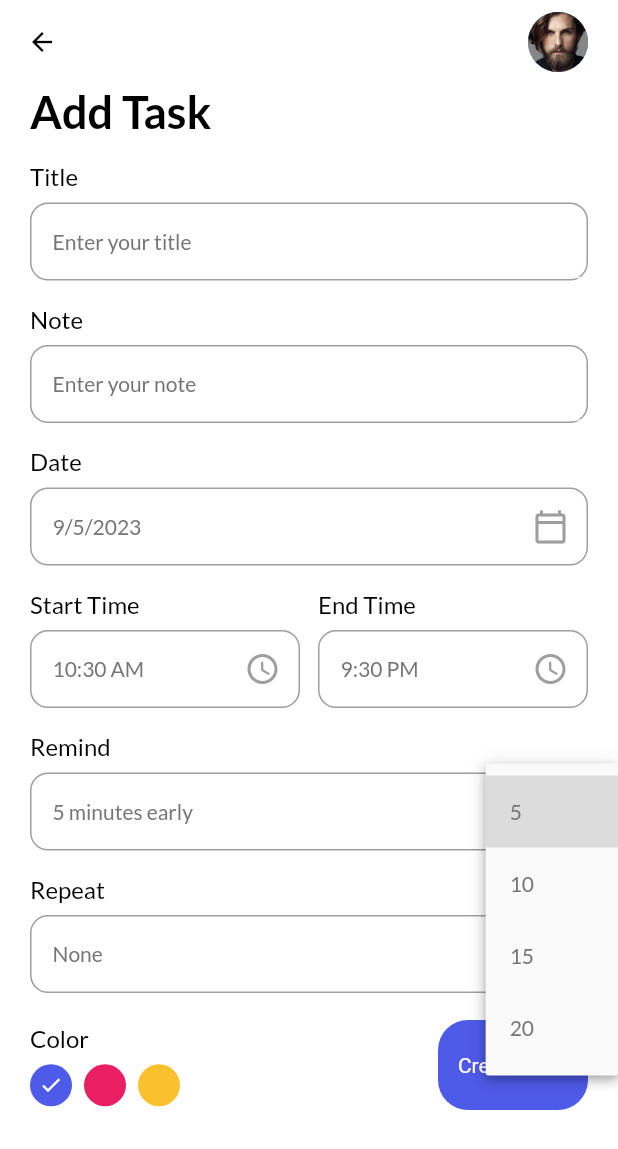
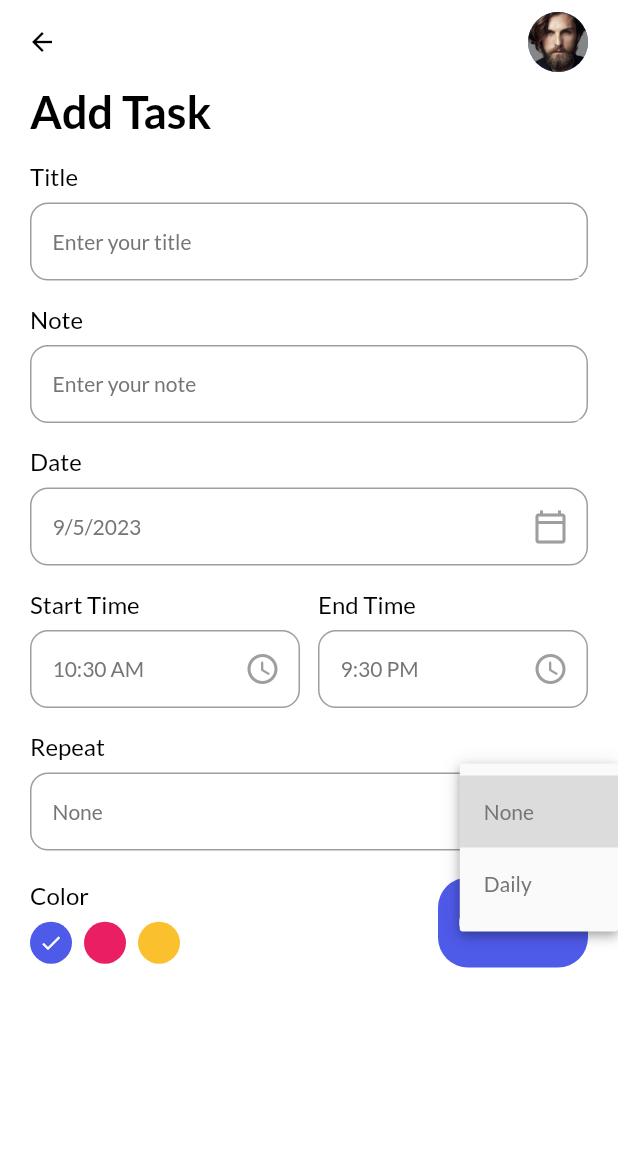
Before and after one commit to caonguyen21/TodoApp, a Flutter app: the AddTaskPage screen opened directly, after a tap on the "keyboard arrow down" icon, on a phone screen of 412 x 824 dp. Shown: the top 1149 px of the screen. Run offline on Flutter 3.47's test engine with Material 2 defaults, Android fonts, the light colour scheme and no system bars; our stand-ins replace date_picker_timeline, flutter_local_notifications, flutter_native_timezone, flutter_staggered_animations, get, get_storage and 3 more; accounts and stored records are empty.

Commit message:
scheduledNotification, show tasks by selected date.

```diff
--- a/lib/models/task.dart
+++ b/lib/models/task.dart
@@ -7,7 +7,6 @@ class Task {
   String? startTime;
   String? endTime;
   int? color;
-  int? remind;
   String? repeat;
 
   Task(
@@ -19,7 +18,6 @@ class Task {
       this.startTime,
       this.endTime,
       this.color,
-      this.remind,
       this.repeat});
 
   Task.fromJson(Map<String, dynamic> json) {
@@ -31,7 +29,6 @@ class Task {
     startTime = json['startTime'];
     endTime = json['endTime'];
     color = json['color'];
-    remind = json['remind'];
     repeat = json['repeat'];
   }
 
@@ -45,7 +42,6 @@ class Task {
       'startTime': startTime,
       'endTime': endTime,
       'color': color,
-      'remind': remind,
       'repeat': repeat,
     };
     return data;
--- a/lib/ui/add_task_bar.dart
+++ b/lib/ui/add_task_bar.dart
@@ -23,10 +23,8 @@ class _AddTaskPageState extends State<AddTaskPage> {
   DateTime _selectedDate = DateTime.now();
   String _endTime = "9:30 PM";
   String _startTime = DateFormat("hh:mm a").format(DateTime.now()).toString();
-  int _selectedRemind = 5;
-  List<int> remindList = [5, 10, 15, 20];
   String _selectedRepeat = "None";
-  List<String> repeatList = ["None", "Daily", "Weekly", "Monthly"];
+  List<String> repeatList = ["None", "Daily"];
   int _selectedColor = 0;
 
   @override
@@ -98,33 +96,6 @@ class _AddTaskPageState extends State<AddTaskPage> {
                     ),
                   ))
                 ],
-              ),
-              MyInputField(
-                title: "Remind",
-                hint: "$_selectedRemind minutes early",
-                widget: DropdownButton(
-                  icon: const Icon(
-                    Icons.keyboard_arrow_down,
-                    color: Colors.grey,
-                  ),
-                  iconSize: 32,
-                  elevation: 4,
-                  onChanged: (String? newValue) {
-                    setState(() {
-                      _selectedRemind = int.parse(newValue!);
-                    });
-                  },
-                  style: subTitleStyle,
-                  underline: Container(
-                    height: 0,
-                  ),
-                  items: remindList.map<DropdownMenuItem<String>>((int value) {
-                    return DropdownMenuItem<String>(
-                      value: value.toString(),
-                      child: Text(value.toString()),
-                    );
-                  }).toList(),
-                ),
               ),
               MyInputField(
                 title: "Repeat",
@@ -314,7 +285,6 @@ class _AddTaskPageState extends State<AddTaskPage> {
             date: DateFormat.yMd().format(_selectedDate),
             startTime: _startTime,
             endTime: _endTime,
-            remind: _selectedRemind,
             repeat: _selectedRepeat,
             color: _selectedColor,
             isCompleted: 0));
```
Also changed, not shown: lib/services/notification_services.dart (+38 -0 lines), lib/ui/home_page.dart (+46 -13 lines).
